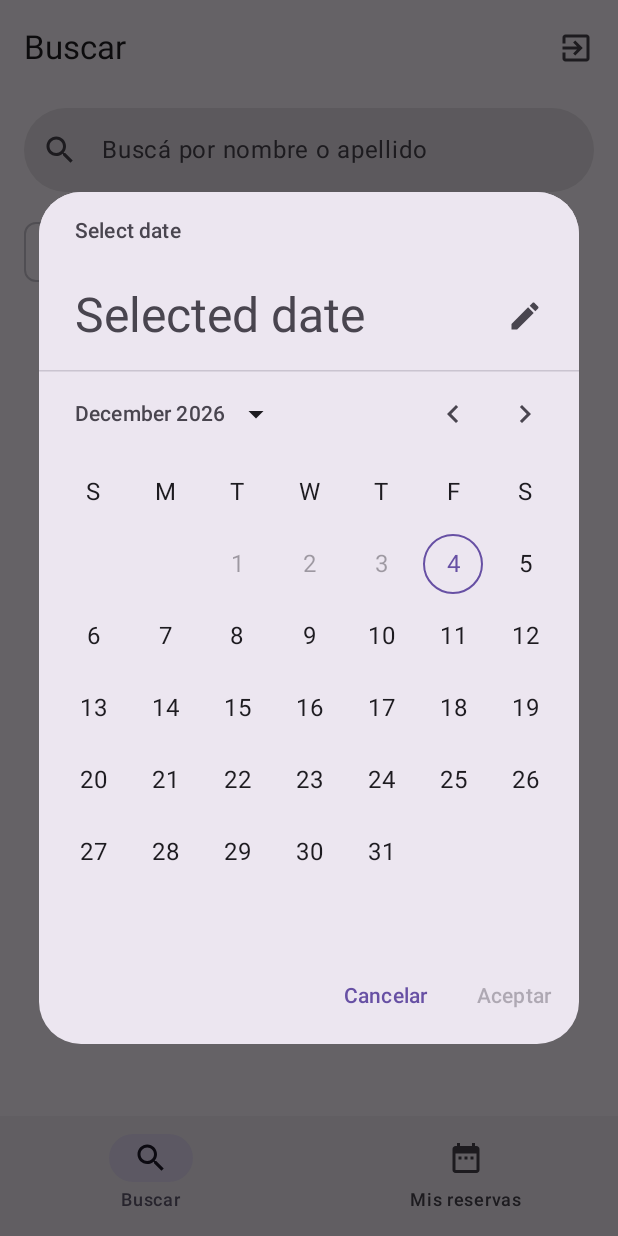
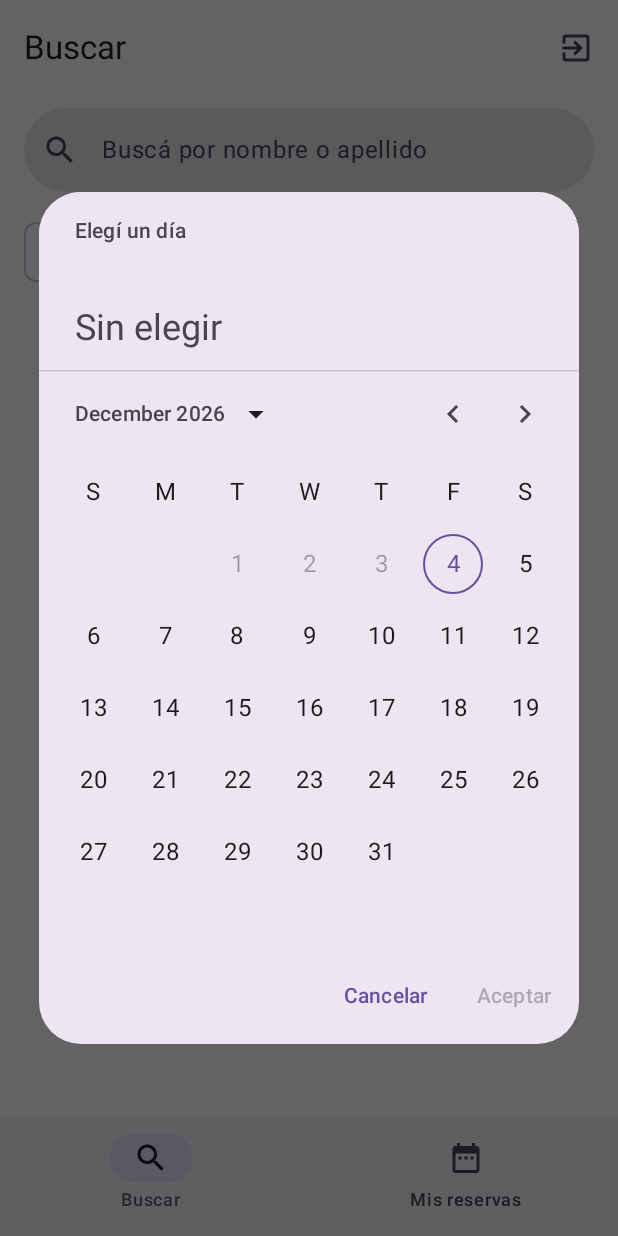
Before and after one commit to Martin-Salvatore-ProgII/app-kmp, an Android app built with Jetpack Compose: the SearchRoute screen opened through its navigation route, after a tap on "Fecha", on a phone screen of 412 x 824 dp. Run offline under Robolectric (Android 15) with nearby library versions, the phone set to English and light mode, and no system bars; 2 statements that could not run were skipped.

Commit message:
fix(ui): mostrar en español el título y la fecha elegida del calendario

```diff
--- a/composeApp/src/commonMain/kotlin/com/example/turnosapp/core/ui/PickerDialogs.kt
+++ b/composeApp/src/commonMain/kotlin/com/example/turnosapp/core/ui/PickerDialogs.kt
@@ -4,13 +4,17 @@ import androidx.compose.material3.AlertDialog
 import androidx.compose.material3.DatePicker
 import androidx.compose.material3.DatePickerDialog
 import androidx.compose.material3.ExperimentalMaterial3Api
+import androidx.compose.material3.MaterialTheme
 import androidx.compose.material3.SelectableDates
 import androidx.compose.material3.Text
 import androidx.compose.material3.TextButton
 import androidx.compose.material3.TimePicker
 import androidx.compose.material3.rememberDatePickerState
 import androidx.compose.material3.rememberTimePickerState
+import androidx.compose.foundation.layout.padding
 import androidx.compose.runtime.Composable
+import androidx.compose.ui.Modifier
+import androidx.compose.ui.unit.dp
 import kotlinx.datetime.LocalDate
 import kotlinx.datetime.LocalTime
 import kotlinx.datetime.TimeZone
@@ -50,7 +54,20 @@ fun AppDatePickerDialog(
         },
         dismissButton = { TextButton(onClick = onDismiss) { Text("Cancelar") } },
     ) {
-        DatePicker(state = state)
+        // El título y la fecha elegida van en español, sin depender del idioma del teléfono. Sin el
+        // modo de escribir la fecha a mano: con el calendario alcanza y evita fechas mal escritas.
+        DatePicker(
+            state = state,
+            title = { Text("Elegí un día", modifier = Modifier.padding(start = 24.dp, end = 12.dp, top = 16.dp)) },
+            headline = {
+                Text(
+                    state.selectedDateMillis?.toPickerDate()?.longLabel() ?: "Sin elegir",
+                    style = MaterialTheme.typography.headlineSmall,
+                    modifier = Modifier.padding(start = 24.dp, end = 12.dp, bottom = 12.dp),
+                )
+            },
+            showModeToggle = false,
+        )
     }
 }
 
```
